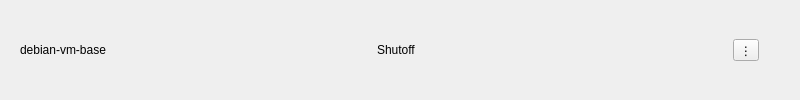
Before: the Qt Designer form ui/container_page.ui in Vortex-Linux/Ship-GUI, drawn with Qt 5.
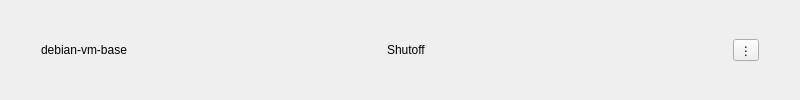
After: the same form once the commit is applied.

Commit message: Styled the qframe and inside a bit

Diff of the .ui file:
```diff
--- a/ui/container_page.ui
+++ b/ui/container_page.ui
@@ -17,6 +17,9 @@
                         <property name="rightMargin">
                             <number>30</number>
                         </property>
+                        <property name="leftMargin">
+                            <number>30</number>
+                        </property>
                         <item>
                             <widget class="QLabel" name="vmNameLabel">
                                 <property name="text">
```
The commit also changes 2 other files.
